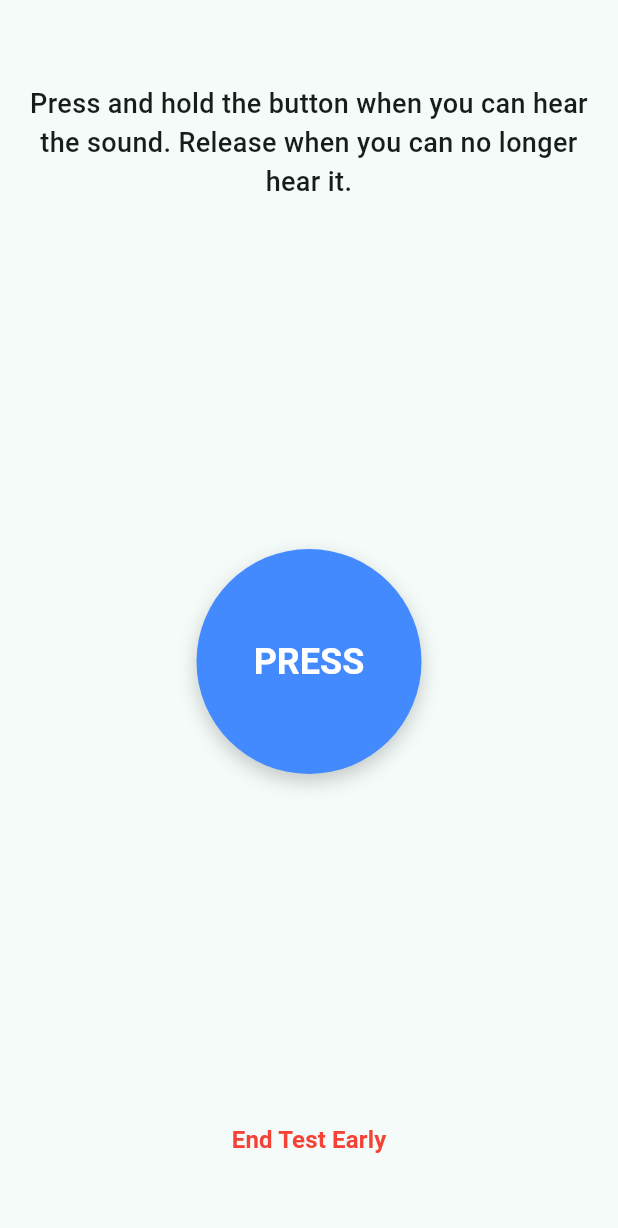
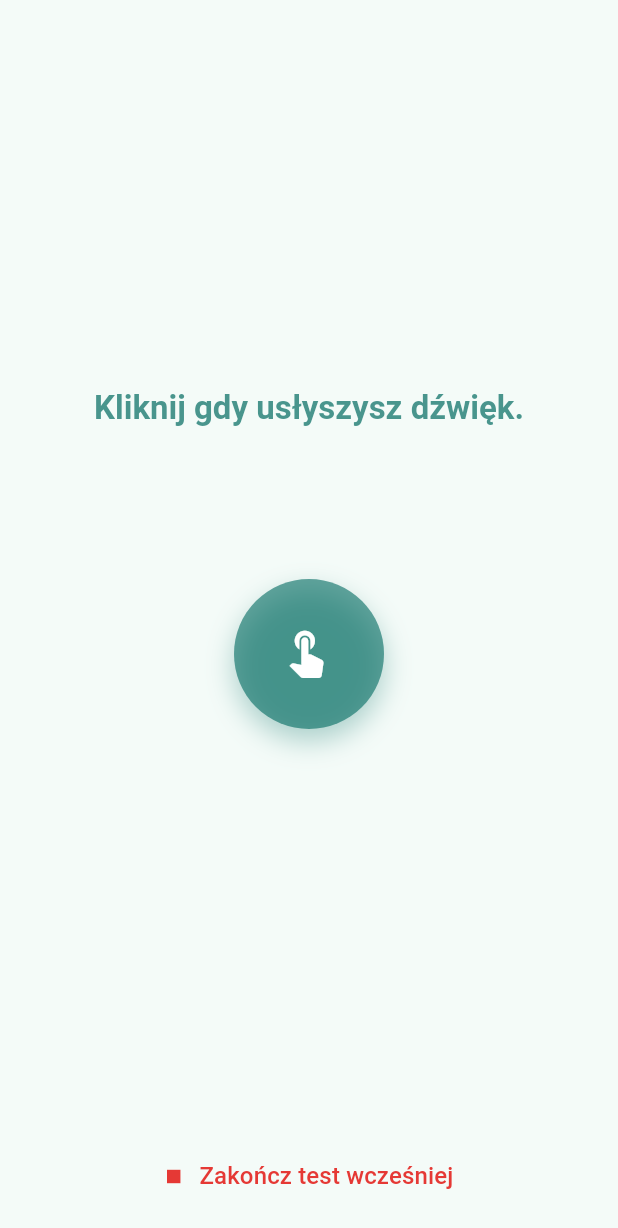
Before and after one commit to HearMate/hear-mate-app, a Flutter app: the HearingTestPage screen opened directly, on a phone screen of 412 x 824 dp. Shown: the top 1228 px of the screen. Run offline on Flutter 3.47's test engine with Material 3 defaults, Android fonts, the phone set to English and light mode, and no system bars; our stand-ins replace audioplayers, bloc, equatable, file_picker, fl_chart, flutter_bloc and 3 more; accounts and stored records are empty; generated files the repository leaves out were written again.

Commit message:
Update hearing test instructions in German, English, P olish and Ukrainian translations
(TODO: translate)

, add new UI to hearing test tab.

Signed-off-by: Michał Tarnowski <michal.tarnowski03@gmail.com>

```diff
--- a/lib/l10n/app_de.arb
+++ b/lib/l10n/app_de.arb
@@ -54,7 +54,7 @@
     "comment_hearing_test3": "=====================================",
 
     "hearing_test_test_page_title": "Hörtest",
-    "hearing_test_test_page_instruction": "Drücke und halte den Knopf, solange du den Ton hörst. Lass ihn los, wenn du nichts mehr hörst.",
+    "hearing_test_test_page_instruction": "Kliknij gdy usłyszysz dźwięk.",
     "hearing_test_test_page_release": "Lass den Knopf jetzt los.",
     "hearing_test_test_page_end": "Test beenden",
     "hearing_test_test_page_button_label": "DRÜCKEN",
--- a/lib/l10n/app_en.arb
+++ b/lib/l10n/app_en.arb
@@ -169,7 +169,7 @@
 
 
     "hearing_test_test_page_title": "Hearing Test",
-    "hearing_test_test_page_instruction": "Press and hold the button when you can hear the sound. Release when you can no longer hear it.",
+    "hearing_test_test_page_instruction": "Kliknij gdy usłyszysz dźwięk.",
     "hearing_test_test_page_release": "Release the button now.",
     "hearing_test_test_page_end": "End Test Early",
     "hearing_test_test_page_button_label": "PRESS",
--- a/lib/l10n/app_pl.arb
+++ b/lib/l10n/app_pl.arb
@@ -55,7 +55,7 @@
     "comment_hearing_test3": "=====================================",
 
     "hearing_test_test_page_title": "Test słuchu",
-    "hearing_test_test_page_instruction": "Przytrzymaj przycisk, gdy słyszysz dźwięk. Puść, gdy przestaniesz go słyszeć.",
+    "hearing_test_test_page_instruction": "Kliknij gdy usłyszysz dźwięk.",
     "hearing_test_test_page_release": "Puść przycisk teraz.",
     "hearing_test_test_page_end": "Zakończ test",
     "hearing_test_test_page_button_label": "NACIŚNIJ",
--- a/lib/l10n/app_uk.arb
+++ b/lib/l10n/app_uk.arb
@@ -54,7 +54,7 @@
 	"comment_hearing_test3": "=====================================",
 
 	"hearing_test_test_page_title": "Тест слуху",
-	"hearing_test_test_page_instruction": "Натисніть і тримайте кнопку, коли чуєте звук. Відпустіть, коли більше не чуєте.",
+	"hearing_test_test_page_instruction": "Kliknij gdy usłyszysz dźwięk.",
 	"hearing_test_test_page_release": "Відпустіть кнопку зараз.",
 	"hearing_test_test_page_end": "Завершити тест",
 	"hearing_test_test_page_button_label": "НАТИСНУТИ",
--- a/lib/modules/hearing_test/screens/hearing_test_page/hearing_test_page.dart
+++ b/lib/modules/hearing_test/screens/hearing_test_page/hearing_test_page.dart
@@ -11,6 +11,7 @@ class HearingTestPage extends StatelessWidget {
   @override
   Widget build(BuildContext context) {
     final l10n = AppLocalizations.of(context)!;
+    final theme = Theme.of(context);
 
     return Scaffold(
       body: BlocConsumer<HearingTestBloc, HearingTestState>(
@@ -36,16 +37,8 @@ class HearingTestPage extends StatelessWidget {
           return SafeArea(
             child: Column(
               children: [
-                Padding(
-                  padding: EdgeInsets.fromLTRB(12.0, 56.0, 12.0, 12.0),
-                  child: Text(
-                    l10n.hearing_test_test_page_instruction,
-                    style: TextStyle(fontSize: 18, fontWeight: FontWeight.w500),
-                    textAlign: TextAlign.center,
-                  ),
-                ),
-                const Spacer(),
-                Center(
+                // Main Clickable Area with Header positioned in the middle
+                Expanded(
                   child: GestureDetector(
                     onTapDown:
                         (_) => context.read<HearingTestBloc>().add(
@@ -59,119 +52,157 @@ class HearingTestPage extends StatelessWidget {
                         () => context.read<HearingTestBloc>().add(
                           HearingTestButtonReleased(),
                         ),
-                    child: AnimatedContainer(
+                    child: Container(
+                      width: double.infinity,
+                      color: Colors.transparent,
+                      child: Column(
+                        children: [
+                          // Top spacer
+                          const Expanded(flex: 2, child: SizedBox()),
+                          // Header in center
+                          Padding(
+                            padding: const EdgeInsets.symmetric(horizontal: 24),
+                            child: Text(
+                              l10n.hearing_test_test_page_instruction,
+                              style: theme.textTheme.titleLarge?.copyWith(
+                                color: theme.colorScheme.primary.withValues(
+                                  alpha: 0.7,
+                                ),
+                                fontWeight: FontWeight.w600,
+                              ),
+                              textAlign: TextAlign.center,
+                            ),
+                          ),
+
+                          const SizedBox(height: 100),
+
+                          // Button in center
+                          AnimatedContainer(
                             duration: const Duration(milliseconds: 150),
                             curve: Curves.easeInOut,
-                      width:
-                          state.isButtonPressed
-                              ? 162.5
-                              : 150, // Adjust size on press
-                      height:
-                          state.isButtonPressed
-                              ? 162.5
-                              : 150, // Adjust size on press
+                            width: state.isButtonPressed ? 120 : 100,
+                            height: state.isButtonPressed ? 120 : 100,
                             decoration: BoxDecoration(
                               color:
                                   state.isButtonPressed
-                                ? Colors.blue.shade800
-                                : Colors.blueAccent,
+                                      ? theme.colorScheme.primary.withValues(
+                                        alpha: 0.8,
+                                      )
+                                      : theme.colorScheme.primary.withValues(
+                                        alpha: 0.6,
+                                      ),
                               shape: BoxShape.circle,
                               boxShadow: [
                                 BoxShadow(
-                            color: Colors.black.withValues(alpha: 0.2),
-                            blurRadius: 10,
-                            offset: const Offset(0, 5),
+                                  color: theme.colorScheme.primary.withValues(
+                                    alpha: 0.3,
+                                  ),
+                                  blurRadius: state.isButtonPressed ? 20 : 15,
+                                  offset: const Offset(0, 8),
                                 ),
                               ],
                             ),
                             child: Center(
-                        child: AnimatedDefaultTextStyle(
-                          duration: const Duration(milliseconds: 150),
-                          style: TextStyle(
-                            color: Colors.white,
-                            fontSize:
-                                state.isButtonPressed
-                                    ? 26
-                                    : 24, // Synchronize text size
-                            fontWeight: FontWeight.bold,
-                          ),
-                          child: Text(l10n.hearing_test_test_page_button_label),
+                              child: Transform.translate(
+                                offset: const Offset(-2, -2),
+                                child: Icon(
+                                  Icons.touch_app,
+                                  color: theme.colorScheme.onPrimary,
+                                  size: state.isButtonPressed ? 40 : 36,
                                 ),
                               ),
                             ),
                           ),
+
+                          // Bottom spacer
+                          const Expanded(flex: 2, child: SizedBox()),
+                        ],
                       ),
-                const Spacer(),
+                    ),
+                  ),
+                ),
 
+                // Debug Section (only in debug mode)
                 if (kDebugMode)
-                  Center(
-                    child: Container(
-                      width: 300,
+                  Container(
+                    margin: const EdgeInsets.all(16),
                     padding: const EdgeInsets.all(16),
-                      margin: const EdgeInsets.only(top: 16),
                     decoration: BoxDecoration(
-                        color: Theme.of(context).colorScheme.surface,
+                      color: theme.colorScheme.surface,
                       borderRadius: BorderRadius.circular(12),
-                        border: Border.all(
-                          color: Theme.of(context).colorScheme.outline,
-                        ),
-                        boxShadow: [
-                          BoxShadow(
-                            color: Theme.of(
-                              context,
-                            ).shadowColor.withOpacity(0.2),
-                            blurRadius: 6,
-                            offset: const Offset(0, 3),
-                          ),
-                        ],
+                      border: Border.all(color: theme.dividerColor),
                     ),
                     child: Column(
                       mainAxisSize: MainAxisSize.min,
                       children: [
                         Text(
                           "Debug Shortcuts",
-                            style: Theme.of(context).textTheme.titleMedium
-                                ?.copyWith(fontWeight: FontWeight.bold),
+                          style: theme.textTheme.titleSmall?.copyWith(
+                            fontWeight: FontWeight.w600,
+                          ),
                         ),
                         const SizedBox(height: 12),
-                          ElevatedButton(
+                        Row(
+                          children: [
+                            Expanded(
+                              child: OutlinedButton(
                                 onPressed:
                                     () => context.read<HearingTestBloc>().add(
                                       HearingTestDebugEarLeftPartial(),
                                     ),
-                            child: const Text("Left Ear Partial"),
+                                child: const Text("L Partial"),
                               ),
-                          const SizedBox(height: 8),
-                          ElevatedButton(
+                            ),
+                            const SizedBox(width: 8),
+                            Expanded(
+                              child: OutlinedButton(
                                 onPressed:
                                     () => context.read<HearingTestBloc>().add(
                                       HearingTestDebugEarRightPartial(),
                                     ),
-                            child: const Text("Right Ear Partial"),
+                                child: const Text("R Partial"),
                               ),
-                          const SizedBox(height: 8),
-                          ElevatedButton(
+                            ),
+                            const SizedBox(width: 8),
+                            Expanded(
+                              child: OutlinedButton(
                                 onPressed:
                                     () => context.read<HearingTestBloc>().add(
                                       HearingTestDebugBothEarsFull(),
                                     ),
-                            child: const Text("Both Ears Full"),
+                                child: const Text("Both"),
+                              ),
+                            ),
+                          ],
                         ),
                       ],
                     ),
                   ),
+
+                // Bottom Section
+                Container(
+                  padding: const EdgeInsets.symmetric(
+                    horizontal: 20,
+                    vertical: 16,
                   ),
-                Padding(
-                  padding: const EdgeInsets.only(bottom: 40.0),
-                  child: TextButton(
+                  child: TextButton.icon(
                     onPressed: () {
                       context.read<HearingTestBloc>().add(
                         HearingTestEndTestEarly(),
                       );
                     },
-                    child: Text(
-                      l10n.hearing_test_test_page_end,
-                      style: TextStyle(color: Colors.red, fontSize: 16),
+                    icon: Icon(
+                      Icons.stop,
+                      color: Colors.red.shade600,
+                      size: 18,
+                    ),
+                    label: Text(
+                      "Zakończ test wcześniej",
+                      style: TextStyle(
+                        color: Colors.red.shade600,
+                        fontSize: 16,
+                        fontWeight: FontWeight.w500,
+                      ),
                     ),
                   ),
                 ),
--- a/lib/modules/hearing_test/screens/hearing_test_welcome_page/tabs/test_tab.dart
+++ b/lib/modules/hearing_test/screens/hearing_test_welcome_page/tabs/test_tab.dart
@@ -132,6 +132,13 @@ class _TestTab extends StatelessWidget {
                     _StepItem(
                       stepNumber: "4",
                       text: "Dźwięki mogą być bardzo ciche",
+                      theme: theme,
+                    ),
+                    const Divider(height: 1),
+
+                    _StepItem(
+                      stepNumber: "5",
+                      text: "Test zakończy się sam",
                       theme: theme,
                     ),
 
```
Lines whose indentation alone changed are shown as unchanged.
